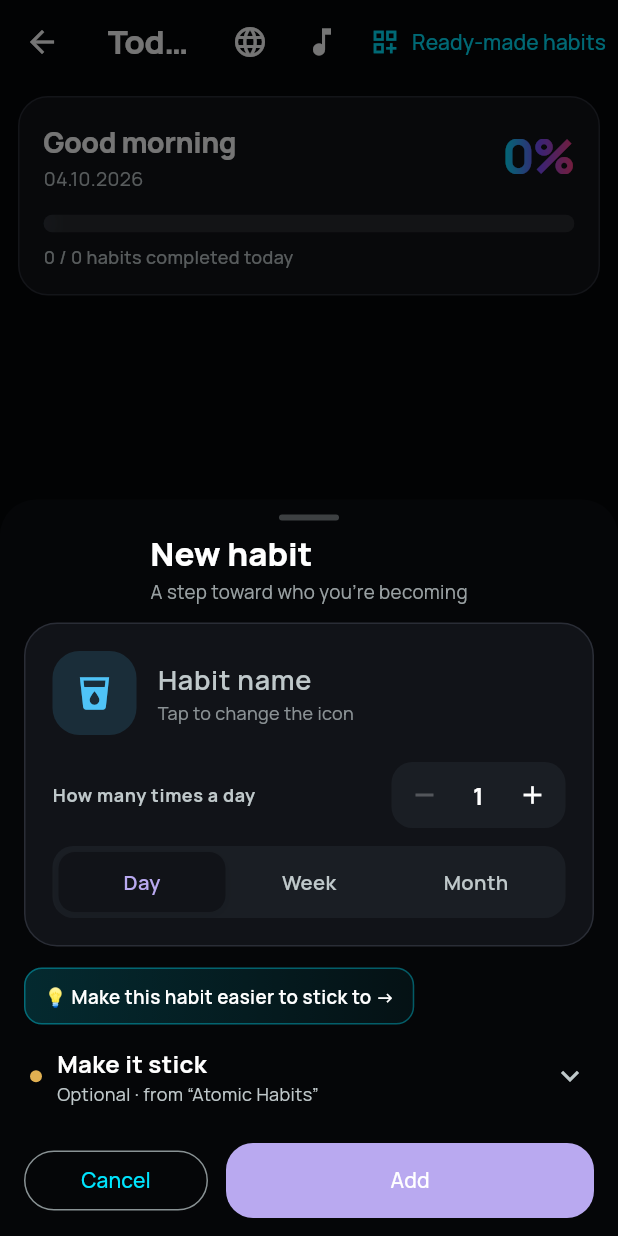
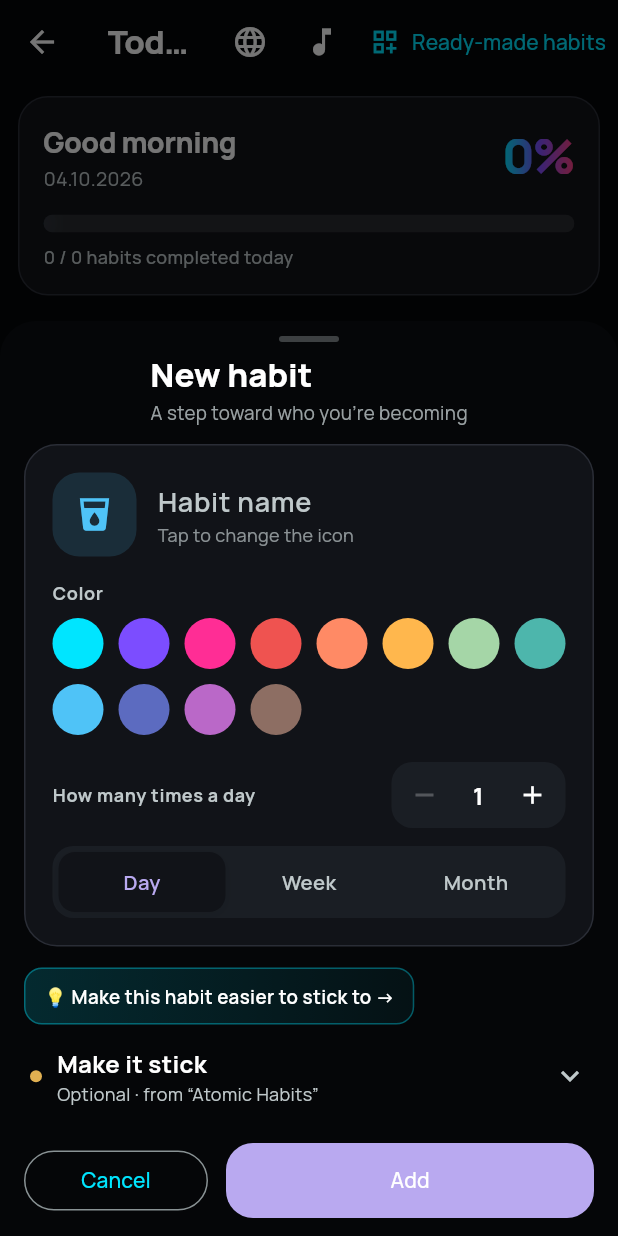
Before and after one commit to ivoexp1969/habits, a Flutter app: the RootNavigation screen opened by its route, after a tap on "Habit", on a phone screen of 412 x 824 dp. Run offline on Flutter 3.47's test engine with Material 3 defaults, Android fonts, the phone set to English and light mode, and no system bars; our stand-ins replace audioplayers, cloud_firestore, confetti, file_picker, firebase_auth, firebase_core and 11 more; missing offline and left inert: android_alarm_manager_plus, home_widget, installed_apps; accounts and stored records are empty; network calls fail.

Commit message:
feat(home): editable icon + colour in both create and edit
Previously the icon could only be chosen at creation and colour was never
chosen (it was coupled to the icon's default). Now both are editable in the
add AND edit sheets.

- Habit.color / Habit.icon are non-final so an edit mutates them in place;
  toJson/fromJson unchanged (the intentional color?.value line is untouched).
- Icon picker is enabled in edit too (removed the showIconPicker:false gate);
  the edit sheet opens on the habit's current icon via _iconIndexFor (matched
  by codePoint).
- New 12-colour brand palette (habitColorPalette) + a colour-swatch row in the
  essentials card, in both modes. Selected swatch is ringed with a
  luminance-aware check. Colour is decoupled from the icon: DEFAULT is the
  icon's colour when nothing is picked (selectedColor == null), a tap overrides.
- Edit onSubmit writes icon+colour inside the same setState, so the list
  redraws immediately.
- New l10n key colorLabel in bg/en/nl (+ regenerated app_localizations*).

Nothing relies on the old immutability (no const Habit / == / cache; HabitRow
re-reads each rebuild). No changes to streak/stats/heatmap/monetization/the
invite banner/Profile.

Co-Authored-By: Claude Opus 4.8 <noreply@anthropic.com>

```diff
--- a/lib/data/habit_icon_catalog.dart
+++ b/lib/data/habit_icon_catalog.dart
@@ -46,6 +46,24 @@ const List<HabitIconOption> habitIconOptions = [
   HabitIconOption(icon: Icons.park, color: Color(0xFF81C784), labelKey: "outdoors"),
 ];
 
+/// Curated 12-colour brand palette for the habit colour picker (create + edit).
+/// Independent of the per-icon colours above: the icon gives a default colour,
+/// this list lets the user override it.
+const List<Color> habitColorPalette = [
+  Color(0xFF00E5FF), // cyan (brand)
+  Color(0xFF7C4DFF), // purple (brand)
+  Color(0xFFFF2D95), // pink (brand)
+  Color(0xFFEF5350), // red
+  Color(0xFFFF8A65), // coral
+  Color(0xFFFFB74D), // amber
+  Color(0xFFA5D6A7), // green
+  Color(0xFF4DB6AC), // teal
+  Color(0xFF4FC3F7), // light blue
+  Color(0xFF5C6BC0), // indigo
+  Color(0xFFBA68C8), // violet-pink
+  Color(0xFF8D6E63), // brown/neutral
+];
+
 /// Resolves an icon option's localized label from its [labelKey].
 String habitIconLabel(AppLocalizations l10n, String key) => switch (key) {
       "water" => l10n.iconWater,
--- a/lib/l10n/app_bg.arb
+++ b/lib/l10n/app_bg.arb
@@ -131,6 +131,7 @@
   "habitNameHint": "Напр. Пия вода",
   "timesPerDay": "Пъти на ден",
   "iconLabel": "Иконка",
+  "colorLabel": "Цвят",
   "cancel": "Отказ",
   "add": "Добави",
   "editHabit": "Редакция на навик",
--- a/lib/l10n/app_en.arb
+++ b/lib/l10n/app_en.arb
@@ -92,6 +92,7 @@
   "habitNameHint": "e.g. Drink water",
   "timesPerDay": "Times per day",
   "iconLabel": "Icon",
+  "colorLabel": "Color",
   "cancel": "Cancel",
   "add": "Add",
   "editHabit": "Edit habit",
--- a/lib/l10n/app_localizations.dart
+++ b/lib/l10n/app_localizations.dart
@@ -598,6 +598,12 @@ abstract class AppLocalizations {
   /// **'Иконка'**
   String get iconLabel;
 
+  /// No description provided for @colorLabel.
+  ///
+  /// In bg, this message translates to:
+  /// **'Цвят'**
+  String get colorLabel;
+
   /// No description provided for @cancel.
   ///
   /// In bg, this message translates to:
--- a/lib/l10n/app_localizations_bg.dart
+++ b/lib/l10n/app_localizations_bg.dart
@@ -301,6 +301,9 @@ class AppLocalizationsBg extends AppLocalizations {
 
   @override
   String get iconLabel => 'Иконка';
+
+  @override
+  String get colorLabel => 'Цвят';
 
   @override
   String get cancel => 'Отказ';
--- a/lib/l10n/app_localizations_en.dart
+++ b/lib/l10n/app_localizations_en.dart
@@ -301,6 +301,9 @@ class AppLocalizationsEn extends AppLocalizations {
 
   @override
   String get iconLabel => 'Icon';
+
+  @override
+  String get colorLabel => 'Color';
 
   @override
   String get cancel => 'Cancel';
--- a/lib/l10n/app_localizations_nl.dart
+++ b/lib/l10n/app_localizations_nl.dart
@@ -303,6 +303,9 @@ class AppLocalizationsNl extends AppLocalizations {
 
   @override
   String get iconLabel => 'Pictogram';
+
+  @override
+  String get colorLabel => 'Kleur';
 
   @override
   String get cancel => 'Annuleren';
--- a/lib/l10n/app_nl.arb
+++ b/lib/l10n/app_nl.arb
@@ -86,6 +86,7 @@
   "habitNameHint": "bijv. Water drinken",
   "timesPerDay": "Keer per dag",
   "iconLabel": "Pictogram",
+  "colorLabel": "Kleur",
   "cancel": "Annuleren",
   "add": "Toevoegen",
   "editHabit": "Gewoonte bewerken",
--- a/lib/models/habit.dart
+++ b/lib/models/habit.dart
@@ -50,8 +50,11 @@ class Habit {
   // zeroed and this is updated. null on old records → treated as "reset due".
   String? periodKey;
   int completedTimes;
-  final Color? color;
-  final IconData? icon;
+  // Editable from the add/edit sheet (icon + colour picker). Non-final so an
+  // edit mutates them in place and the list redraws immediately; toJson/
+  // fromJson are unchanged.
+  Color? color;
+  IconData? icon;
   String? category;
   int streak;
   int bestStreak;
--- a/lib/screens/home_screen.dart
+++ b/lib/screens/home_screen.dart
@@ -636,7 +636,6 @@ class HomeScreenState extends State<HomeScreen> {
       title: l10n.newHabit,
       subtitle: l10n.newHabitSubtitle,
       submitLabel: l10n.add,
-      showIconPicker: true,
       initialIconIndex: 0,
       initiallyExpandedAtomic: false,
       stackCandidates: _habits,
@@ -645,7 +644,7 @@ class HomeScreenState extends State<HomeScreen> {
       intentionNotifier: intentionNotifier,
       freqUnitNotifier: freqUnitNotifier,
       goalPeriodNotifier: goalPeriodNotifier,
-      onSubmit: (iconIndex) {
+      onSubmit: (iconIndex, color) {
         final name = _nameController.text.trim();
         if (name.isEmpty) return false;
         final parsed = int.tryParse(_timesPerDayController.text) ?? 1;
@@ -661,7 +660,7 @@ class HomeScreenState extends State<HomeScreen> {
           timesPerDay: times,
           frequencyUnit: unit,
           periodKey: periodKeyFor(unit, DateTime.now()),
-          color: opt.color,
+          color: color,
           icon: opt.icon,
           identity: _identityController.text,
           miniVersion: _miniController.text,
@@ -696,10 +695,8 @@ class HomeScreenState extends State<HomeScreen> {
     required String title,
     String? subtitle,
     required String submitLabel,
-    required bool showIconPicker,
     required int initialIconIndex,
-    IconData? existingIcon,
-    Color? existingColor,
+    Color? initialColor,
     required bool initiallyExpandedAtomic,
     required List<Habit> stackCandidates,
     required List<String> identitySuggestions,
@@ -707,9 +704,11 @@ class HomeScreenState extends State<HomeScreen> {
     required ValueNotifier<int?> intentionNotifier,
     required ValueNotifier<String> freqUnitNotifier,
     required ValueNotifier<String?> goalPeriodNotifier,
-    required bool Function(int selectedIconIndex) onSubmit,
+    required bool Function(int selectedIconIndex, Color color) onSubmit,
   }) async {
     int selectedIconIndex = initialIconIndex;
+    // null = follow the icon's default colour; a value = user override.
+    Color? selectedColor = initialColor;
     await showModalBottomSheet<void>(
       context: context,
       isScrollControlled: true,
@@ -724,13 +723,12 @@ class HomeScreenState extends State<HomeScreen> {
             final l10n = AppLocalizations.of(context);
             final scheme = Theme.of(context).colorScheme;
             final palette = context.palette;
-            // Icon/color shown in the essentials square. On add it follows the
-            // picked option; on edit it shows the (non-editable) habit icon.
-            final opt =
-                showIconPicker ? habitIconOptions[selectedIconIndex] : null;
-            final dispIcon = opt?.icon ?? existingIcon ?? Icons.check_circle;
-            final dispColor =
-                opt?.color ?? existingColor ?? palette.accentViolet;
+            // Icon/color shown in the essentials square. The icon follows the
+            // picked option; the colour is the user's override, else the icon's
+            // default colour. Editable in both add and edit modes.
+            final opt = habitIconOptions[selectedIconIndex];
+            final dispIcon = opt.icon;
+            final dispColor = selectedColor ?? opt.color;
             int timesVal = int.tryParse(_timesPerDayController.text) ?? 1;
             if (timesVal < 1) timesVal = 1;
 
@@ -802,22 +800,18 @@ class HomeScreenState extends State<HomeScreen> {
                                     crossAxisAlignment:
                                         CrossAxisAlignment.center,
                                     children: [
-                                      // Icon square (tap to change on add).
+                                      // Icon square (tap to change — add & edit).
                                       _IconSquare(
                                         icon: dispIcon,
                                         color: dispColor,
-                                        onTap: showIconPicker
-                                            ? () async {
-                                                final picked =
-                                                    await _pickHabitIcon(
+                                        onTap: () async {
+                                          final picked = await _pickHabitIcon(
                                               selectedIconIndex);
                                           if (picked != null) {
                                             setSheet(() =>
-                                                      selectedIconIndex =
-                                                          picked);
-                                                }
-                                              }
-                                            : null,
+                                                selectedIconIndex = picked);
+                                          }
+                                        },
                                       ),
                                       const SizedBox(width: 14),
                                       Expanded(
@@ -841,7 +835,6 @@ class HomeScreenState extends State<HomeScreen> {
                                                 hintText: l10n.habitName,
                                               ),
                                             ),
-                                            if (showIconPicker)
                                             Text(
                                               l10n.iconChangeHint,
                                               style: TextStyle(
@@ -852,6 +845,56 @@ class HomeScreenState extends State<HomeScreen> {
                                               ),
                                             ),
                                           ],
+                                        ),
+                                      ),
+                                    ],
+                                  ),
+                                  const SizedBox(height: 16),
+                                  // Colour picker (optional). No selection =
+                                  // the icon's default colour; a tap overrides.
+                                  Text(
+                                    l10n.colorLabel,
+                                    style: TextStyle(
+                                      fontSize: 12,
+                                      fontWeight: FontWeight.w700,
+                                      letterSpacing: .4,
+                                      color: scheme.onSurfaceVariant,
+                                    ),
+                                  ),
+                                  const SizedBox(height: 8),
+                                  Wrap(
+                                    spacing: 10,
+                                    runSpacing: 10,
+                                    children: [
+                                      for (final c in habitColorPalette)
+                                        GestureDetector(
+                                          onTap: () => setSheet(
+                                              () => selectedColor = c),
+                                          child: Container(
+                                            width: 34,
+                                            height: 34,
+                                            decoration: BoxDecoration(
+                                              color: c,
+                                              shape: BoxShape.circle,
+                                              border: Border.all(
+                                                color: selectedColor == c
+                                                    ? scheme.onSurface
+                                                    : Colors.transparent,
+                                                width: 2.5,
+                                              ),
+                                            ),
+                                            child: selectedColor == c
+                                                ? Icon(
+                                                    Icons.check,
+                                                    size: 18,
+                                                    color: ThemeData
+                                                                .estimateBrightnessForColor(
+                                                                    c) ==
+                                                            Brightness.dark
+                                                        ? Colors.white
+                                                        : Colors.black87,
+                                                  )
+                                                : null,
                                           ),
                                         ),
                                     ],
@@ -938,7 +981,9 @@ class HomeScreenState extends State<HomeScreen> {
                                 ),
                               ),
                               onPressed: () {
-                                if (onSubmit(selectedIconIndex)) {
+                                final color = selectedColor ??
+                                    habitIconOptions[selectedIconIndex].color;
+                                if (onSubmit(selectedIconIndex, color)) {
                                   Navigator.of(context).pop();
                                 }
                               },
@@ -956,6 +1001,17 @@ class HomeScreenState extends State<HomeScreen> {
         );
       },
     );
+  }
+
+  // Index of [icon] in the catalog, matched by codePoint (icons are rebuilt
+  // from a codePoint on load, so identity comparison won't do). Falls back to 0
+  // when absent, so the edit sheet always opens on a valid icon.
+  int _iconIndexFor(IconData? icon) {
+    if (icon == null) return 0;
+    for (var i = 0; i < habitIconOptions.length; i++) {
+      if (habitIconOptions[i].icon.codePoint == icon.codePoint) return i;
+    }
+    return 0;
   }
 
   // Nested bottom sheet: the 24-icon grid. Returns the chosen index (or null if
@@ -1053,12 +1109,10 @@ class HomeScreenState extends State<HomeScreen> {
     await _showHabitSheet(
       title: l10n.editHabit,
       submitLabel: l10n.save,
-      // Icon isn't editable (Habit.icon/color are final), so hide the picker
-      // but still show the habit's current icon in the essentials square.
-      showIconPicker: false,
-      initialIconIndex: 0,
-      existingIcon: habit.icon,
-      existingColor: habit.color,
+      // Icon + colour are now editable: start on the habit's current icon and
+      // its saved colour.
+      initialIconIndex: _iconIndexFor(habit.icon),
+      initialColor: habit.color,
       initiallyExpandedAtomic: expandAtomic,
       stackCandidates: others,
       identitySuggestions: distinctIdentities(others),
@@ -1066,7 +1120,7 @@ class HomeScreenState extends State<HomeScreen> {
       intentionNotifier: intentionNotifier,
       freqUnitNotifier: freqUnitNotifier,
       goalPeriodNotifier: goalPeriodNotifier,
-      onSubmit: (iconIndex) {
+      onSubmit: (iconIndex, color) {
         final name = _nameController.text.trim();
         if (name.isEmpty) return false;
         final parsed = int.tryParse(_timesPerDayController.text) ?? 1;
@@ -1078,6 +1132,8 @@ class HomeScreenState extends State<HomeScreen> {
         final unit = freqUnitNotifier.value;
         setState(() {
           habit.name = name;
+          habit.icon = habitIconOptions[iconIndex].icon;
+          habit.color = color;
           habit.timesPerDay = times;
           // Switching the frequency unit starts a fresh period so the counter
           // isn't stranded against a target from the old cadence.
```
Lines whose indentation alone changed are shown as unchanged.
